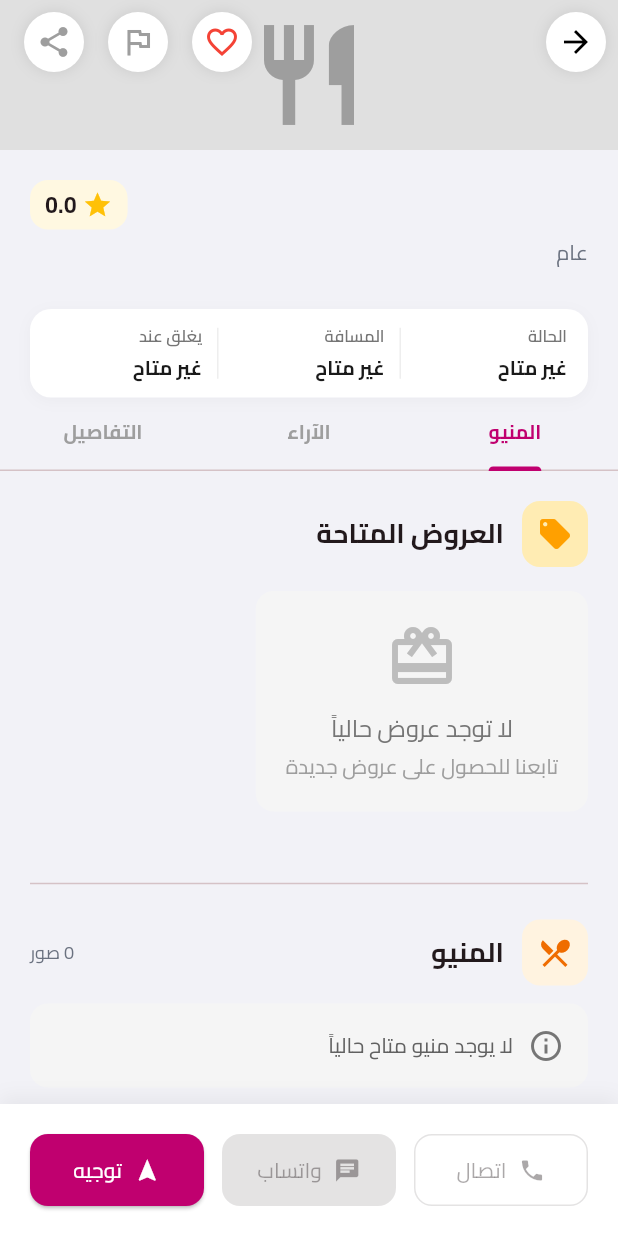
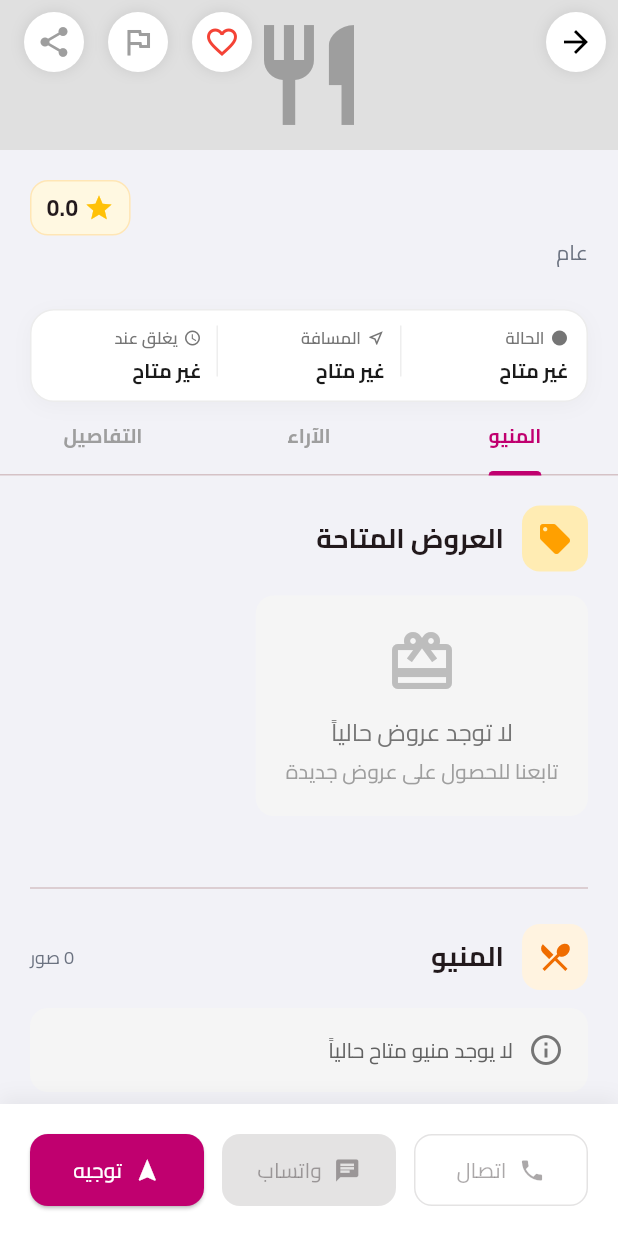
Before and after one commit to bssoof/wain-app, a Flutter app: the VenueDetailsScreen screen opened directly with empty values, on a phone screen of 412 x 824 dp. Run offline on Flutter 3.47's test engine with Material 3 defaults, Android fonts, the phone set to English and light mode, and no system bars; our stand-ins replace app_links, cached_network_image, cloud_firestore, cloud_functions, firebase_analytics, firebase_auth and 18 more; missing offline and left inert: firebase_app_check, flutter_map_marker_cluster, mobile_scanner; accounts and stored records are empty; generated files the repository leaves out were written again; network calls fail.

Commit message:
style(venue): polish summary/meta UI and cleanup menu internals

```diff
--- a/lib/features/venue/presentation/screens/venue_details_screen.dart
+++ b/lib/features/venue/presentation/screens/venue_details_screen.dart
@@ -1,5 +1,5 @@
 import 'package:flutter/material.dart';
-
+import 'package:flutter/foundation.dart';
 import 'package:flutter_riverpod/flutter_riverpod.dart';
 import 'package:url_launcher/url_launcher.dart';
 import 'package:wain_app/core/errors/app_exceptions.dart';
@@ -151,7 +151,9 @@ class _VenueDetailsScreenState extends ConsumerState<VenueDetailsScreen>
                     ).future,
                   );
                 } catch (e) {
-                  debugPrint('Failed to log navigation click: $e');
+                  if (kDebugMode) {
+                    debugPrint('Failed to log navigation click: $e');
+                  }
                 }
                 // Open maps (always)
                 await _openMaps(lat, lng, 'google_maps');
@@ -187,7 +189,9 @@ class _VenueDetailsScreenState extends ConsumerState<VenueDetailsScreen>
                     ).future,
                   );
                 } catch (e) {
-                  debugPrint('Failed to log navigation click: $e');
+                  if (kDebugMode) {
+                    debugPrint('Failed to log navigation click: $e');
+                  }
                 }
                 // Open maps (always)
                 await _openMaps(lat, lng, 'waze');
--- a/lib/features/venue/presentation/widgets/venue_menu_section.dart
+++ b/lib/features/venue/presentation/widgets/venue_menu_section.dart
@@ -6,7 +6,7 @@ import 'package:wain_app/features/menu/domain/entities/menu_section.dart';
 import 'package:wain_app/features/venue/presentation/widgets/venue_ui_constants.dart';
 import 'package:wain_app/l10n/app_localizations.dart';
 
-// ── Static colors (avoid recomputing on every build) ──
+// Static colors (avoid recomputing on every build)
 final Color _expandedHeaderBg = AppTheme.primaryColor.withAlpha(14);
 final Color _expandedHeaderBorder = AppTheme.primaryColor.withAlpha(48);
 final Color _collapsedHeaderBorder = Colors.grey.shade200;
@@ -515,12 +515,22 @@ class _VenueMenuSectionBlockState extends State<VenueMenuSectionBlock> {
                     ),
                   ),
                 ),
-                Text(
-                  progressLabel,
-                  style: TextStyle(
-                    color: _progressLabelColor,
-                    fontSize: 12,
-                    fontWeight: FontWeight.w600,
+                Container(
+                  padding: const EdgeInsets.symmetric(
+                    horizontal: 6,
+                    vertical: 2,
+                  ),
+                  decoration: BoxDecoration(
+                    color: Colors.grey.shade100,
+                    borderRadius: BorderRadius.circular(999),
+                  ),
+                  child: Text(
+                    progressLabel,
+                    style: TextStyle(
+                      color: _progressLabelColor,
+                      fontSize: 11,
+                      fontWeight: FontWeight.w700,
+                    ),
                   ),
                 ),
                 const SizedBox(width: 6),
--- a/lib/features/venue/presentation/widgets/venue_menu_tab.dart
+++ b/lib/features/venue/presentation/widgets/venue_menu_tab.dart
@@ -64,7 +64,7 @@ class _VenueMenuTabState extends ConsumerState<VenueMenuTab> {
       onNotification: _onMenuScrollNotification,
       child: ValueListenableBuilder<String>(
         valueListenable: _searchQueryNotifier,
-        builder: (context, searchQuery, _) {
+        builder: (context, _, child) {
           return CustomScrollView(
             key: const PageStorageKey<String>('menu_tab'),
             slivers: [
--- a/lib/features/venue/presentation/widgets/venue_meta_section.dart
+++ b/lib/features/venue/presentation/widgets/venue_meta_section.dart
@@ -32,11 +32,26 @@ class VenueMetaSection extends StatelessWidget {
                 children: [
                   Text(
                     venue.nameAr,
+                    maxLines: 2,
+                    overflow: TextOverflow.ellipsis,
                     style: const TextStyle(
                       fontSize: 22,
                       fontWeight: FontWeight.bold,
                     ),
                   ),
+                  if (venue.nameEn.trim().isNotEmpty) ...[
+                    const SizedBox(height: 2),
+                    Text(
+                      venue.nameEn,
+                      maxLines: 1,
+                      overflow: TextOverflow.ellipsis,
+                      style: TextStyle(
+                        fontSize: 12,
+                        color: AppTheme.textSecondary,
+                        fontWeight: FontWeight.w500,
+                      ),
+                    ),
+                  ],
                   const SizedBox(height: 6),
                   Row(
                     children: [
@@ -129,9 +144,10 @@ class VenueMetaSection extends StatelessWidget {
 
   Widget _buildRatingBadge() {
     return Container(
-      padding: const EdgeInsets.symmetric(horizontal: 10, vertical: 6),
+      padding: const EdgeInsets.symmetric(horizontal: 10, vertical: 7),
       decoration: BoxDecoration(
         color: Colors.amber.shade50,
+        border: Border.all(color: const Color(0xFFFFE6B5)),
         borderRadius: BorderRadius.circular(12),
       ),
       child: Row(
--- a/lib/features/venue/presentation/widgets/venue_summary_strip.dart
+++ b/lib/features/venue/presentation/widgets/venue_summary_strip.dart
@@ -23,22 +23,25 @@ class VenueSummaryStrip extends ConsumerWidget {
     final distanceAsync = ref.watch(userLocationProvider);
 
     return Container(
-      padding: const EdgeInsets.symmetric(horizontal: 14, vertical: 10),
+      padding: const EdgeInsets.symmetric(horizontal: 12, vertical: 10),
       decoration: BoxDecoration(
         color: Colors.white,
-        borderRadius: BorderRadius.circular(14),
+        borderRadius: BorderRadius.circular(16),
+        border: Border.all(color: const Color(0xFFECECEC)),
         boxShadow: [
           BoxShadow(
             color: Colors.black.withAlpha(8),
-            blurRadius: 8,
-            offset: const Offset(0, 2),
+            blurRadius: 10,
+            offset: const Offset(0, 3),
           ),
         ],
       ),
       child: Row(
+        crossAxisAlignment: CrossAxisAlignment.start,
         children: [
           Expanded(
             child: _SummaryMetric(
+              icon: Icons.circle,
               label: l10n.venueSummaryStatus,
               value: statusValue,
               valueColor: isOpenNow == true
@@ -51,6 +54,7 @@ class VenueSummaryStrip extends ConsumerWidget {
           _buildDivider(),
           Expanded(
             child: _SummaryMetric(
+              icon: Icons.near_me_outlined,
               label: l10n.venueSummaryDistance,
               value: distanceAsync.when(
                 data: (position) {
@@ -76,6 +80,7 @@ class VenueSummaryStrip extends ConsumerWidget {
           _buildDivider(),
           Expanded(
             child: _SummaryMetric(
+              icon: Icons.schedule_outlined,
               label: l10n.venueSummaryClosesAt,
               value: closeValue,
             ),
@@ -84,6 +89,7 @@ class VenueSummaryStrip extends ConsumerWidget {
             _buildDivider(),
             Expanded(
               child: _SummaryMetric(
+                icon: Icons.sell_outlined,
                 label: l10n.venueSummaryPriceRange,
                 value: priceRange,
               ),
@@ -133,11 +139,13 @@ class VenueSummaryStrip extends ConsumerWidget {
 }
 
 class _SummaryMetric extends StatelessWidget {
+  final IconData icon;
   final String label;
   final String value;
   final Color? valueColor;
 
   const _SummaryMetric({
+    required this.icon,
     required this.label,
     required this.value,
     this.valueColor,
@@ -149,7 +157,12 @@ class _SummaryMetric extends StatelessWidget {
       crossAxisAlignment: CrossAxisAlignment.start,
       mainAxisSize: MainAxisSize.min,
       children: [
-        Text(
+        Row(
+          children: [
+            Icon(icon, size: 12, color: Colors.grey.shade600),
+            const SizedBox(width: 4),
+            Expanded(
+              child: Text(
                 label,
                 maxLines: 1,
                 overflow: TextOverflow.ellipsis,
@@ -159,7 +172,10 @@ class _SummaryMetric extends StatelessWidget {
                   fontWeight: FontWeight.w600,
                 ),
               ),
-        const SizedBox(height: 4),
+            ),
+          ],
+        ),
+        const SizedBox(height: 5),
         Text(
           value,
           maxLines: 1,
```
Lines whose indentation alone changed are shown as unchanged.
